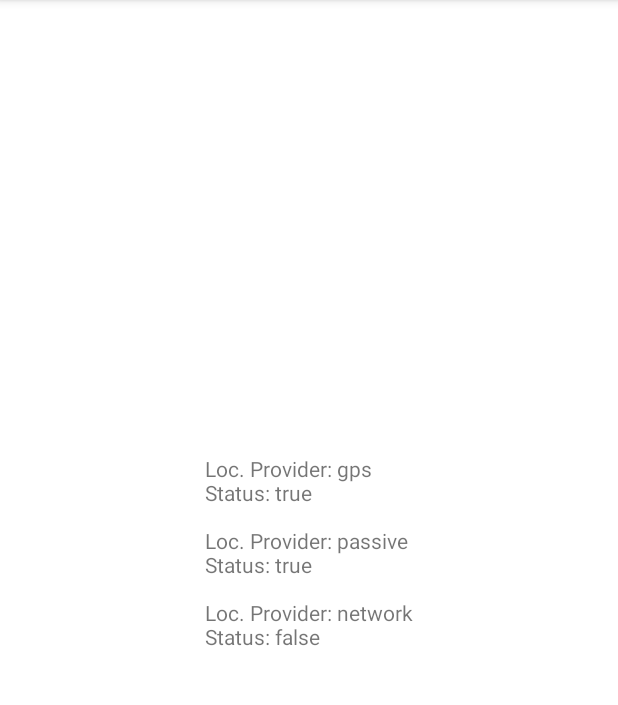
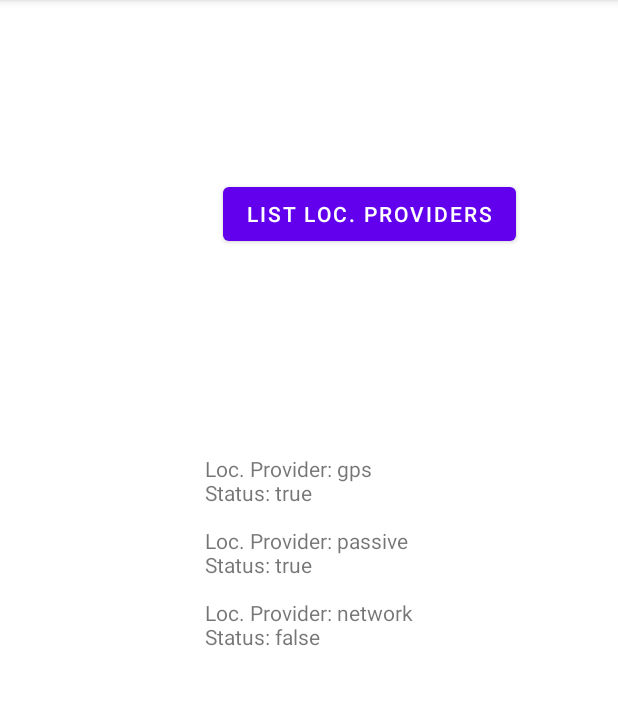
Before and after one commit to chjw9806/LocProviderList, an Android app: the screen it shows after launch (LocProviderListActivity), on a phone screen of 412 x 824 dp, the part 84-789 px from its top. Run offline under Robolectric (Android 15) with nearby library versions, the phone set to English and light mode, and no system bars.

Commit message:
added button

```diff
--- a/app/src/main/res/layout/activity_main.xml
+++ b/app/src/main/res/layout/activity_main.xml
@@ -7,13 +7,24 @@
     tools:context=".LocProviderListActivity">
 
     <TextView
+        android:id="@+id/txtOutput"
         android:layout_width="wrap_content"
         android:layout_height="wrap_content"
         android:text="Location Providers Go Here"
-        android:id="@+id/txtOutput"
         app:layout_constraintBottom_toBottomOf="parent"
         app:layout_constraintLeft_toLeftOf="parent"
         app:layout_constraintRight_toRightOf="parent"
         app:layout_constraintTop_toTopOf="parent" />
 
+    <Button
+        android:id="@+id/button"
+        android:layout_width="wrap_content"
+        android:layout_height="wrap_content"
+        android:layout_marginStart="12dp"
+        android:layout_marginLeft="12dp"
+        android:layout_marginBottom="136dp"
+        android:text="list loc. providers"
+        app:layout_constraintBottom_toTopOf="@+id/txtOutput"
+        app:layout_constraintStart_toStartOf="@+id/txtOutput" />
+
 </androidx.constraintlayout.widget.ConstraintLayout>
```
